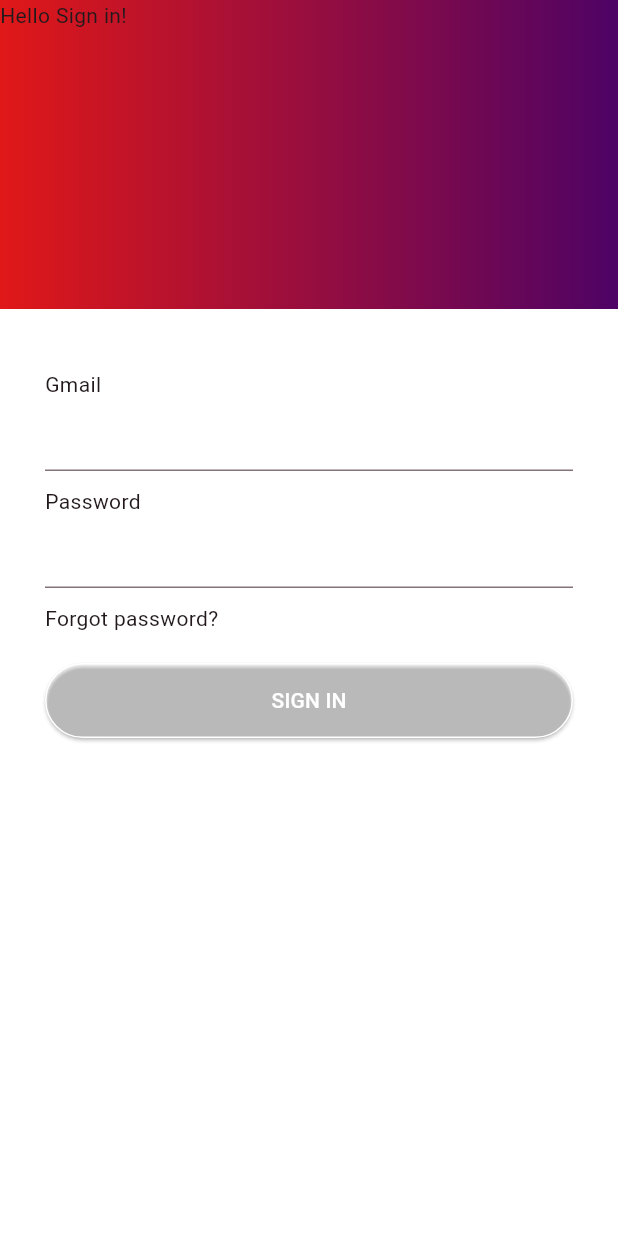
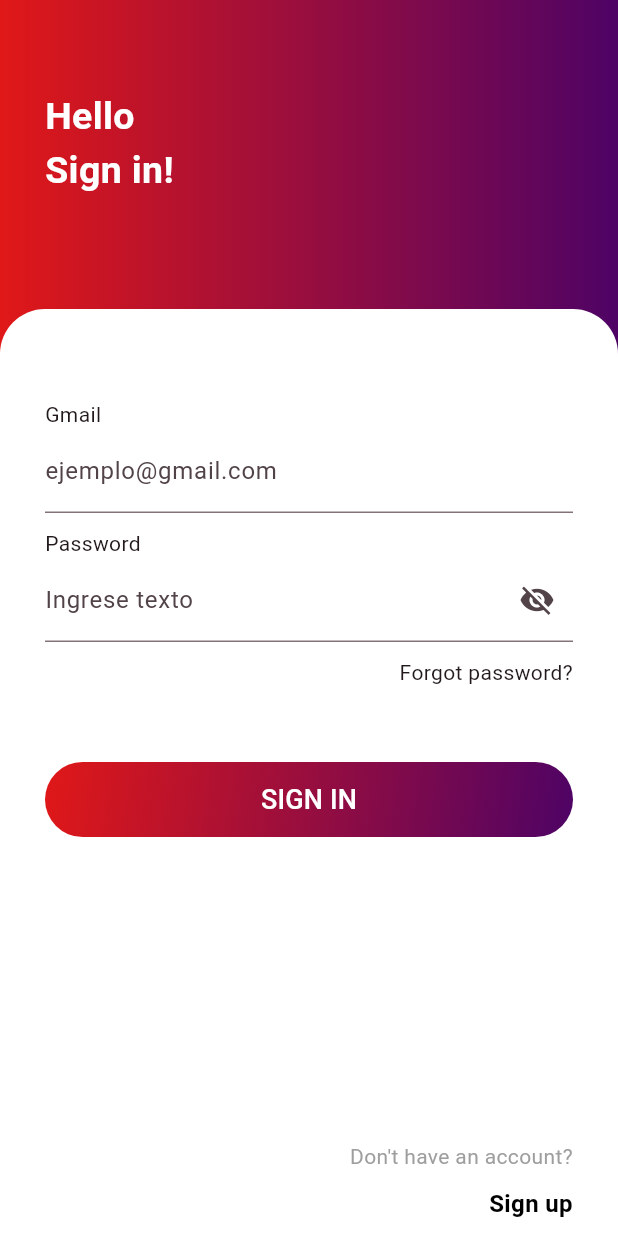
Before and after one commit to IngNex/flutter-project-2025, a Flutter app: the SignInUI screen opened by its route, on a phone screen of 412 x 824 dp. Run offline on Flutter 3.47's test engine with Material 3 defaults, Android fonts, the phone set to English and light mode, and no system bars.

Commit message:
update ok sign in

```diff
--- a/lib/projects/ui_login/pages/sign_in_ui.dart
+++ b/lib/projects/ui_login/pages/sign_in_ui.dart
@@ -1,8 +1,14 @@
 import 'package:flutter/material.dart';
 
-class SignInUI extends StatelessWidget {
+class SignInUI extends StatefulWidget {
   const SignInUI({super.key});
 
+  @override
+  State<SignInUI> createState() => _SignInUIState();
+}
+
+class _SignInUIState extends State<SignInUI> {
+  bool obscureText = true;
   @override
   Widget build(BuildContext context) {
     return Scaffold(
@@ -13,60 +19,149 @@ class SignInUI extends StatelessWidget {
             const Color.fromARGB(255, 78, 3, 101),
           ]),
         ),
+        child: SingleChildScrollView(
           child: Column(
             crossAxisAlignment: CrossAxisAlignment.stretch,
             children: [
-            Expanded(
-              child: Text("Hello Sign in!"),
-            ),
-            Expanded(
-              flex: 3,
-              child: Container(
-                decoration: BoxDecoration(color: Colors.white),
+              Container(
+                height: MediaQuery.of(context).size.height * 0.25,
                 padding: EdgeInsets.only(
-                  top: 40,
+                  top: 60,
                   bottom: 10,
                   left: 30,
                   right: 30,
                 ),
                 child: Column(
+                  crossAxisAlignment: CrossAxisAlignment.start,
+                  mainAxisAlignment: MainAxisAlignment.start,
+                  children: [
+                    Text(
+                      "Hello",
+                      style: TextStyle(
+                          fontSize: 25,
+                          color: Colors.white,
+                          fontWeight: FontWeight.bold),
+                    ),
+                    Text(
+                      "Sign in!",
+                      style: TextStyle(
+                          fontSize: 25,
+                          color: Colors.white,
+                          fontWeight: FontWeight.bold),
+                    ),
+                  ],
+                ),
+              ),
+              Container(
+                height: MediaQuery.of(context).size.height * 0.75,
+                decoration: BoxDecoration(
+                  color: Colors.white,
+                  borderRadius: BorderRadius.only(
+                    topLeft: Radius.circular(30),
+                    topRight: Radius.circular(30),
+                  ),
+                ),
+                padding: EdgeInsets.only(
+                  top: 60,
+                  bottom: 10,
+                  left: 30,
+                  right: 30,
+                ),
+                child: Column(
+                  mainAxisAlignment: MainAxisAlignment.spaceBetween,
+                  children: [
+                    Column(
                       crossAxisAlignment: CrossAxisAlignment.stretch,
                       children: [
                         Text("Gmail"),
-                    TextField(),
+                        TextField(
+                          decoration: InputDecoration(
+                            labelText: "ejemplo@gmail.com",
+                          ),
+                        ),
                         const SizedBox(height: 10),
                         Text("Password"),
-                    TextField(),
+                        TextField(
+                          obscureText: obscureText,
+                          decoration: InputDecoration(
+                            labelText: "Ingrese texto",
+                            suffixIcon: IconButton(
+                              icon: Icon(obscureText
+                                  ? Icons.visibility_off
+                                  : Icons.visibility),
+                              onPressed: () {
+                                setState(() {
+                                  obscureText = !obscureText;
+                                });
+                              },
+                            ), // Icono de "X" para limpiar
+                          ),
+                        ),
                         const SizedBox(height: 10),
-                    Text('Forgot password?'),
-                    const SizedBox(height: 20),
-                    ElevatedButton(
-                      onPressed: () {
-                        //Navigator.of(context).pushNamed(AppRoutes.signin);
-                      },
-                      style: ButtonStyle(
-                        padding: WidgetStatePropertyAll(EdgeInsets.all(15)),
-                        backgroundColor:
-                            WidgetStatePropertyAll(Colors.transparent),
-                        shape: WidgetStatePropertyAll(
-                          RoundedRectangleBorder(
+                        Text(
+                          'Forgot password?',
+                          textAlign: TextAlign.end,
+                        ),
+                        const SizedBox(height: 50),
+                        Container(
+                          decoration: BoxDecoration(
+                            gradient: LinearGradient(
+                              colors: [
+                                const Color.fromARGB(255, 224, 24, 24),
+                                const Color.fromARGB(255, 78, 3, 101),
+                              ],
+                              begin: Alignment.topLeft,
+                              end: Alignment.bottomRight,
+                            ),
                             borderRadius: BorderRadius.circular(25),
-                            side: BorderSide(width: 1, color: Colors.white),
                           ),
+                          child: ElevatedButton(
+                            onPressed: () {},
+                            style: ElevatedButton.styleFrom(
+                              backgroundColor: Colors.transparent,
+                              shadowColor: Colors.transparent,
+                              padding: EdgeInsets.all(12),
+                              shape: RoundedRectangleBorder(
+                                borderRadius: BorderRadius.circular(25),
                               ),
                             ),
                             child: Text(
                               'Sign In'.toUpperCase(),
-                        style: TextStyle(color: Colors.white),
+                              style:
+                                  TextStyle(color: Colors.white, fontSize: 18),
+                            ),
+                          ),
+                        ),
+                      ],
+                    ),
+                    Column(
+                      crossAxisAlignment: CrossAxisAlignment.stretch,
+                      mainAxisAlignment: MainAxisAlignment.end,
+                      children: [
+                        Text(
+                          'Don\'t have an account?',
+                          textAlign: TextAlign.end,
+                          style: TextStyle(color: Colors.grey),
+                        ),
+                        const SizedBox(height: 10),
+                        Text(
+                          'Sign up',
+                          textAlign: TextAlign.end,
+                          style: TextStyle(
+                            fontSize: 16,
+                            color: Colors.black,
+                            fontWeight: FontWeight.bold,
+                          ),
+                        ),
+                      ],
+                    ),
+                  ],
                 ),
               ),
             ],
           ),
         ),
       ),
-          ],
-        ),
-      ),
     );
   }
 }
```
Lines whose indentation alone changed are shown as unchanged.
